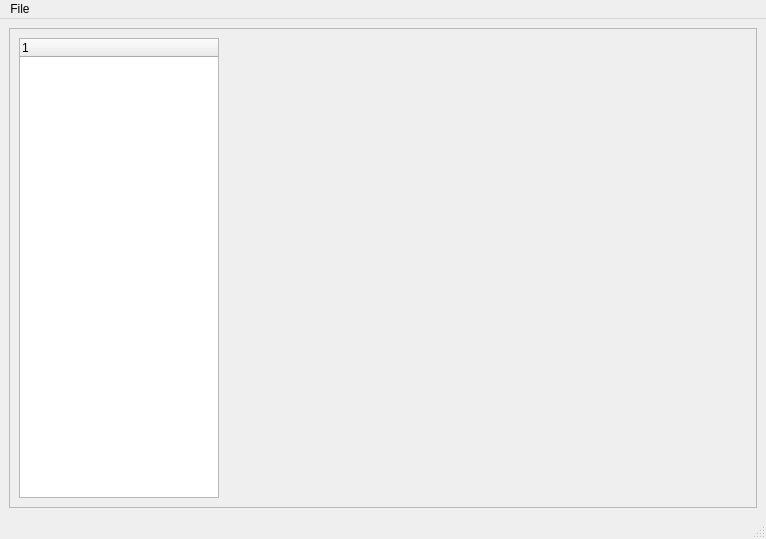
Before: the Qt Designer form pa.ui in anl-polaris/polaris-analyser, drawn with Qt 5.
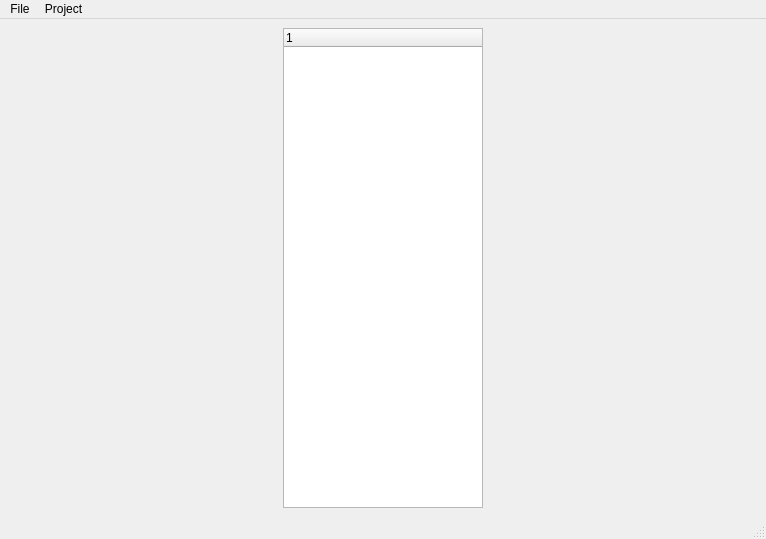
After: the same form once the commit is applied. Icons and pictures are not drawn.

Commit message:
Added text editor, changed Project
- Updated Project class, now it can be defined as a json string. All of
the report items and requirements are defined in separate files in a
given folder
- Added Scentilla based text editor so that user can modify the project
file and relevant sql files in the application
- Added New/Save/Open logic
- Added Connect logic
- Added status bar, that shows project file name and connection status

Diff of the .ui file:
```diff
--- a/pa.ui
+++ b/pa.ui
@@ -20,22 +20,17 @@
   <widget class="QWidget" name="centralwidget">
    <layout class="QVBoxLayout" name="verticalLayout">
     <item>
-     <widget class="QFrame" name="frame">
-      <property name="minimumSize">
-       <size>
-        <width>200</width>
-        <height>200</height>
-       </size>
-      </property>
-      <property name="frameShape">
-       <enum>QFrame::StyledPanel</enum>
-      </property>
-      <property name="frameShadow">
-       <enum>QFrame::Raised</enum>
-      </property>
+     <layout class="QVBoxLayout" name="mainVLayout">
+      <item>
       <layout class="QHBoxLayout" name="horizontalLayout">
        <item>
         <widget class="QTreeWidget" name="treeWidget">
+          <property name="minimumSize">
+           <size>
+            <width>0</width>
+            <height>400</height>
+           </size>
+          </property>
          <property name="maximumSize">
           <size>
            <width>200</width>
@@ -53,22 +48,11 @@
         </widget>
        </item>
        <item>
-        <widget class="QWidget" name="widget" native="true">
-         <property name="minimumSize">
-          <size>
-           <width>400</width>
-           <height>0</height>
-          </size>
-         </property>
-         <layout class="QVBoxLayout" name="verticalLayout_3">
-          <item>
            <layout class="QVBoxLayout" name="plotLayout"/>
           </item>
          </layout>
-        </widget>
-       </item>
-      </layout>
-     </widget>
+      </item>
+     </layout>
     </item>
    </layout>
   </widget>
@@ -90,7 +74,15 @@
     <addaction name="actionOpen"/>
     <addaction name="actionExit"/>
    </widget>
+   <widget class="QMenu" name="menuProject">
+    <property name="title">
+     <string>Project</string>
+    </property>
+    <addaction name="actionConnect"/>
+    <addaction name="actionPopulate"/>
+   </widget>
    <addaction name="menuFile"/>
+   <addaction name="menuProject"/>
   </widget>
   <widget class="QStatusBar" name="statusbar"/>
   <action name="actionNew">
```
Left out of the diff: 10 changed lines with no effect on the pictures. Lines whose indentation alone changed are shown as unchanged. The commit also changes 17 other files.
